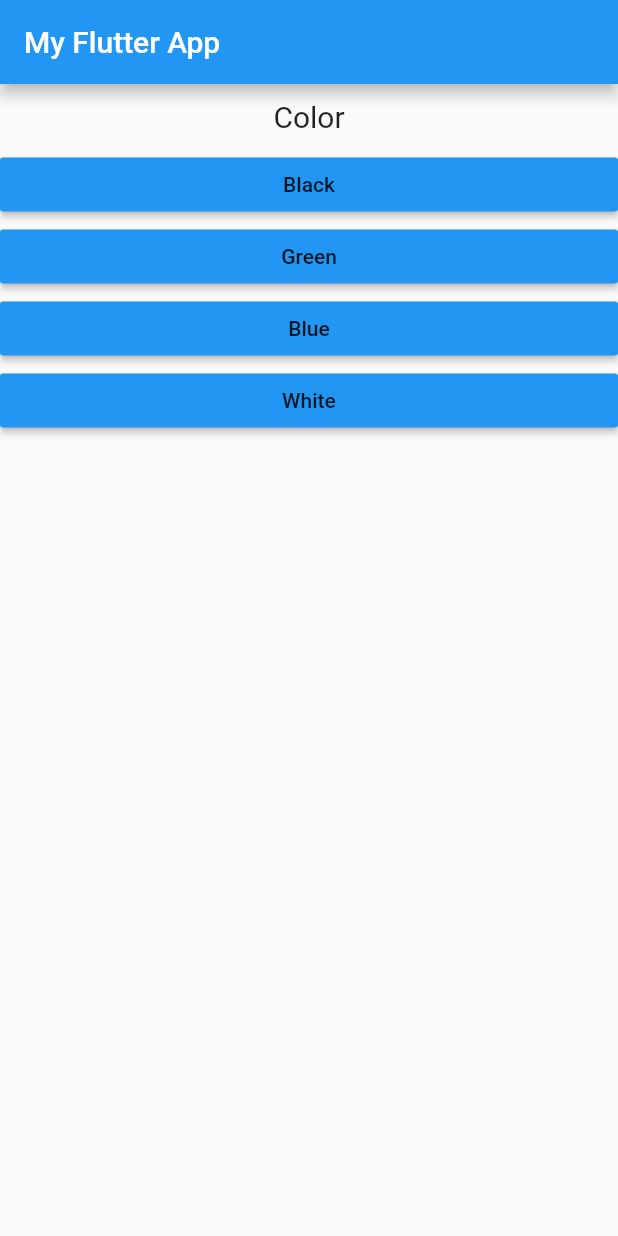
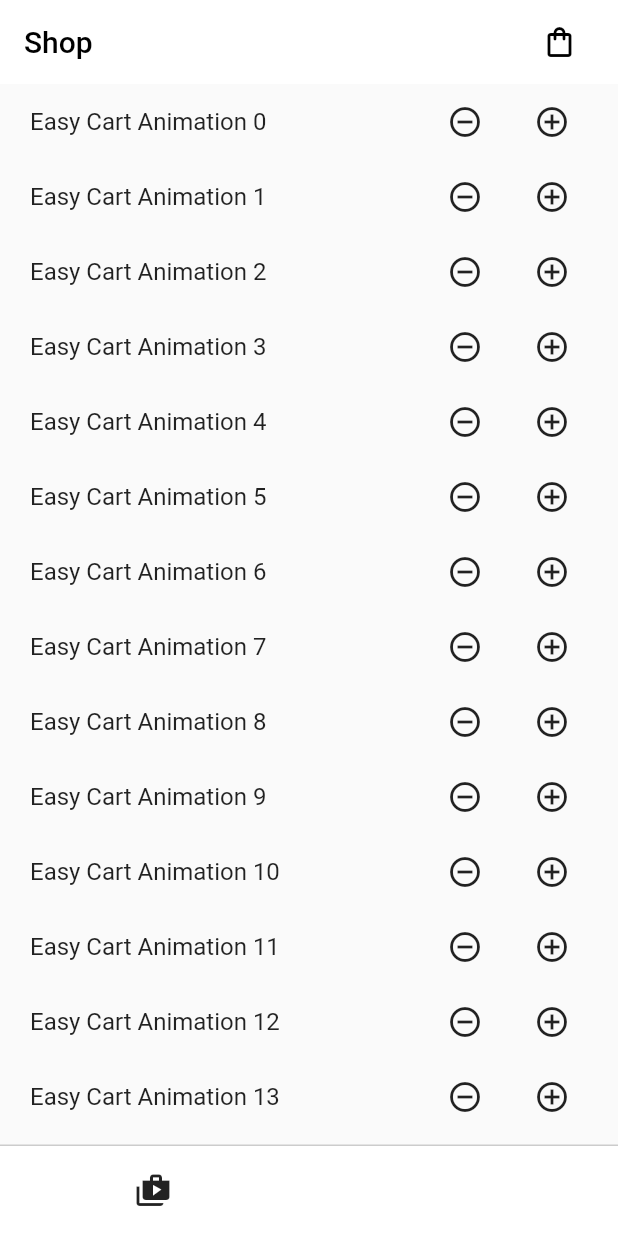
Before and after one commit to ShariyarAbeer/Flutter_App, a Flutter app: the screen it shows after launch, on a phone screen of 412 x 824 dp. Run offline on Flutter 3.47's test engine with Material 2 defaults, Android fonts, the phone set to English and light mode, and no system bars.

Commit message:
CartAnimation add on home

```diff
--- /dev/null
+++ b/lib/home.dart
@@ -0,0 +1,310 @@
+import 'package:flutter/material.dart';
+import 'package:flutterapp/CartAnimation.dart';
+
+class Home extends StatefulWidget {
+  const Home({Key key}) : super(key: key);
+
+  @override
+  _HomeState createState() => _HomeState();
+}
+
+class _HomeState extends State<Home> {
+  GlobalKey _key = GlobalKey();
+  Offset _endOffset;
+  @override
+  void initState() {
+    super.initState();
+    WidgetsBinding.instance.addPostFrameCallback((c) {
+      // Get the location of the "shopping cart"
+      _endOffset = (_key.currentContext.findRenderObject() as RenderBox)
+          .localToGlobal(Offset.zero);
+    });
+  }
+
+  @override
+  Widget build(BuildContext context) {
+    return Scaffold(
+      appBar: AppBar(
+        iconTheme: IconThemeData(color: Colors.black),
+        backgroundColor: Colors.white,
+        elevation: 0.0,
+        title: Text(
+          "Shop",
+          style: TextStyle(color: Colors.black),
+        ),
+        actions: [
+          Padding(
+            padding: const EdgeInsets.only(right: 15.0),
+            child: IconButton(
+                onPressed: () {}, icon: Icon(Icons.shopping_bag_outlined)),
+          )
+        ],
+      ),
+      body: Column(
+        children: <Widget>[
+          Expanded(
+            child: ListView.builder(
+              itemBuilder: (BuildContext context, int index) {
+                return Container(
+                  padding: EdgeInsets.symmetric(horizontal: 20),
+                  height: 50,
+                  child: Row(
+                    children: <Widget>[
+                      Expanded(
+                        child: Text(
+                          'Easy Cart Animation $index',
+                          style: TextStyle(fontSize: 16),
+                        ),
+                      ),
+                      Builder(
+                        builder: (context) {
+                          return IconButton(
+                            icon: Icon(Icons.remove_circle_outline),
+                            onPressed: () {
+                              // Get the position of the current widget when clicked, and pass in overlayEntry
+                              var _overlayEntry = OverlayEntry(builder: (_) {
+                                RenderBox box = context.findRenderObject();
+                                var offset = box.localToGlobal(Offset.zero);
+                                return
+                                    // EasyCartAnimation(
+                                    //   startPosition: _endOffset,
+                                    //   endPosition: offset,
+                                    //   height: 14,
+                                    //   width: 14,
+                                    //   color: Colors.blue,
+                                    //   dxCurveAnimation: 55,
+                                    //   dyCurveAnimation: 250,
+                                    //   opacity: 0.5,
+                                    // );
+                                    CartAnimation(
+                                  startPosition: _endOffset,
+                                  endPosition: offset,
+                                  height: 50,
+                                  width: 50,
+                                  color: Colors.blue,
+                                  dxCurveAnimation: 55,
+                                  dyCurveAnimation: 250,
+                                  opacity: 0.9,
+                                  image:
+                                      "https://upload.wikimedia.org/wikipedia/commons/thumb/b/b6/Image_created_with_a_mobile_phone.png/1200px-Image_created_with_a_mobile_phone.png",
+                                );
+                              });
+                              // Show Overlay
+                              Overlay.of(context).insert(_overlayEntry);
+                              // wait for the animation to end
+                              Future.delayed(Duration(milliseconds: 800), () {
+                                _overlayEntry.remove();
+                                _overlayEntry = null;
+                              });
+                            },
+                          );
+                        },
+                      ),
+                      SizedBox(
+                        width: 10,
+                      ),
+                      Builder(
+                        builder: (context) {
+                          return IconButton(
+                            icon: Icon(Icons.add_circle_outline),
+                            onPressed: () {
+                              // Get the position of the current widget when clicked, and pass in overlayEntry
+                              var _overlayEntry = OverlayEntry(builder: (_) {
+                                RenderBox box = context.findRenderObject();
+                                var offset = box.localToGlobal(Offset.zero);
+                                return
+                                    // Container(
+                                    //   child: Column(
+                                    //     children: [
+                                    //       Text("data"),
+                                    //       EasyCartAnimation(
+                                    //         startPosition: offset,
+                                    //         endPosition: _endOffset,
+                                    //         height: 24,
+                                    //         width: 24,
+                                    //         color: Colors.red,
+                                    //         dxCurveAnimation: 250,
+                                    //         dyCurveAnimation: 50,
+                                    //         opacity: 0.5,
+                                    //       ),
+                                    //     ],
+                                    //   ),
+                                    // );
+
+                                    // Text("as");
+                                    //     EasyCartAnimation(
+                                    //   startPosition: offset,
+                                    //   endPosition: _endOffset,
+                                    //   height: 24,
+                                    //   width: 24,
+                                    //   color: Colors.red,
+                                    //   dxCurveAnimation: 250,
+                                    //   dyCurveAnimation: 50,
+                                    //   opacity: 0.5,
+                                    // );
+                                    CartAnimation(
+                                  startPosition: offset,
+                                  endPosition: _endOffset,
+                                  height: 50,
+                                  width: 50,
+                                  color: Colors.red,
+                                  dxCurveAnimation: 250,
+                                  dyCurveAnimation: 50,
+                                  opacity: 0.9,
+                                  image:
+                                      "https://upload.wikimedia.org/wikipedia/commons/thumb/b/b6/Image_created_with_a_mobile_phone.png/1200px-Image_created_with_a_mobile_phone.png",
+                                );
+                              });
+                              // Show Overlay
+                              Overlay.of(context).insert(_overlayEntry);
+                              // wait for the animation to end
+                              Future.delayed(Duration(milliseconds: 800), () {
+                                _overlayEntry.remove();
+                                _overlayEntry = null;
+                              });
+                            },
+                          );
+                        },
+                      ),
+                    ],
+                  ),
+                );
+              },
+              itemCount: 100,
+            ),
+          ),
+          Container(
+            height: 1,
+            color: Colors.grey.withOpacity(0.5),
+          ),
+          Container(
+            height: 60,
+            color: Colors.white,
+            child: Row(
+              children: <Widget>[
+                Padding(
+                  padding: EdgeInsets.only(left: 90),
+                  child: Icon(
+                    Icons.shop_two,
+                    key: _key,
+                  ),
+                )
+              ],
+            ),
+          )
+        ],
+      ),
+      // Column(
+      //   children: <Widget>[
+      //     Expanded(
+      //       child: ListView.builder(
+      //         itemBuilder: (BuildContext context, int index) {
+      //           return Container(
+      //             padding: EdgeInsets.symmetric(horizontal: 20),
+      //             height: 50,
+      //             child: Row(
+      //               children: <Widget>[
+      //                 Expanded(
+      //                   child: Text(
+      //                     'Easy Cart Animation $index',
+      //                     style: TextStyle(fontSize: 16),
+      //                   ),
+      //                 ),
+      //                 // Builder(
+      //                 //   builder: (context) {
+      //                 //     return IconButton(
+      //                 //       icon: Icon(Icons.remove_circle_outline),
+      //                 //       onPressed: () {
+      //                 //         // Get the position of the current widget when clicked, and pass in overlayEntry
+      //                 //         var _overlayEntry = OverlayEntry(builder: (_) {
+      //                 //           RenderBox box =
+      //                 //               context.findRenderObject() ;
+      //                 //           var offset = box.localToGlobal(Offset.zero);
+      //                 //           return EasyCartAnimation(
+      //                 //             startPosition: _endOffset,
+      //                 //             endPosition: offset,
+      //                 //             height: 14,
+      //                 //             width: 14,
+      //                 //             color: Colors.blue,
+      //                 //             dxCurveAnimation: 55,
+      //                 //             dyCurveAnimation: 250,
+      //                 //             opacity: 0.5,
+      //                 //           );
+      //                 //         });
+      //                 //         // Show Overlay
+      //                 //         Overlay.of(context)!.insert(_overlayEntry);
+      //                 //         // wait for the animation to end
+      //                 //         Future.delayed(Duration(milliseconds: 800), () {
+      //                 //           _overlayEntry.remove();
+      //                 //           _overlayEntry = false as OverlayEntry;
+      //                 //         });
+      //                 //       },
+      //                 //     );
+      //                 //   },
+      //                 // ),
+      //                 // SizedBox(
+      //                 //   width: 10,
+      //                 // ),
+      //                 // Builder(
+      //                 //   builder: (context) {
+      //                 //     return IconButton(
+      //                 //       icon: Icon(Icons.add_circle_outline),
+      //                 //       onPressed: () {
+      //                 //         // Get the position of the current widget when clicked, and pass in overlayEntry
+      //                 //         var _overlayEntry = OverlayEntry(builder: (_) {
+      //                 //           RenderBox? box =
+      //                 //               context.findRenderObject() as RenderBox?;
+      //                 //           var offset = box!.localToGlobal(Offset.zero);
+      //                 //           return EasyCartAnimation(
+      //                 //             startPosition: offset,
+      //                 //             endPosition: _endOffset,
+      //                 //             height: 14,
+      //                 //             width: 14,
+      //                 //             color: Colors.blue,
+      //                 //             dxCurveAnimation: 250,
+      //                 //             dyCurveAnimation: 50,
+      //                 //             opacity: 0.5,
+      //                 //           );
+      //                 //         });
+      //                 //         // Show Overlay
+      //                 //         Overlay.of(context)!.insert(_overlayEntry);
+      //                 //         // wait for the animation to end
+      //                 //         Future.delayed(Duration(milliseconds: 800), () {
+      //                 //           _overlayEntry.remove();
+      //                 //           _overlayEntry = false as OverlayEntry;
+      //                 //         });
+      //                 //       },
+      //                 //     );
+      //                 //   },
+      //                 // ),
+      //               ],
+      //             ),
+      //           );
+      //         },
+      //         itemCount: 100,
+      //       ),
+      //     ),
+      //     Container(
+      //       height: 1,
+      //       color: Colors.grey.withOpacity(0.5),
+      //     ),
+      //     Container(
+      //       height: 60,
+      //       color: Colors.white,
+      //       child: Row(
+      //         children: <Widget>[
+      //           Padding(
+      //             padding: EdgeInsets.only(left: 20),
+      //             child: Icon(
+      //               Icons.shop_two,
+      //               key: _key,
+      //             ),
+      //           )
+      //         ],
+      //       ),
+      //     )
+      //   ],
+      // ),
+    );
+  }
+}
--- a/lib/main.dart
+++ b/lib/main.dart
@@ -2,6 +2,8 @@ import 'package:flutter/material.dart';
 
 import './quiz.dart';
 import './result.dart';
+import 'home.dart';
+import 'shop.dart';
 
 void main() => runApp(MyApp());
 
@@ -41,19 +43,16 @@ class _MyAppState extends State<MyApp> {
     },
   ];
 
-  var _totalScore= 0;
+  var _totalScore = 0;
 
-  void _reStart(){
-
+  void _reStart() {
     setState(() {
       _totalScore = 0;
       numberIndex = 0;
     });
-
   }
 
   void tapButton(int score) {
-
     _totalScore += score;
 
     setState(() {
@@ -65,18 +64,21 @@ class _MyAppState extends State<MyApp> {
   @override
   Widget build(BuildContext context) {
     return MaterialApp(
-      home: Scaffold(
-        appBar: AppBar(
-          title: Text("My Flutter App"),
-        ),
-        body: numberIndex < numberList.length
-            ? Quiz(
-                number: numberList,
-                numberIndex: numberIndex,
-                tapButton: tapButton,
-              )
-            : Result(_totalScore,_reStart),
-      ),
+      // home: Shop(),
+      home: Home(),
     );
+
+    // Scaffold(
+    //   appBar: AppBar(
+    //     title: Text("My Flutter App"),
+    //   ),
+    //   body: numberIndex < numberList.length
+    //       ? Quiz(
+    //           number: numberList,
+    //           numberIndex: numberIndex,
+    //           tapButton: tapButton,
+    //         )
+    //       : Result(_totalScore,_reStart),
+    // ),
   }
 }
```
Also changed, not shown: lib/CartAnimation.dart (added, +104 -0 lines), lib/shop.dart (added, +84 -0 lines), pubspec.lock.
